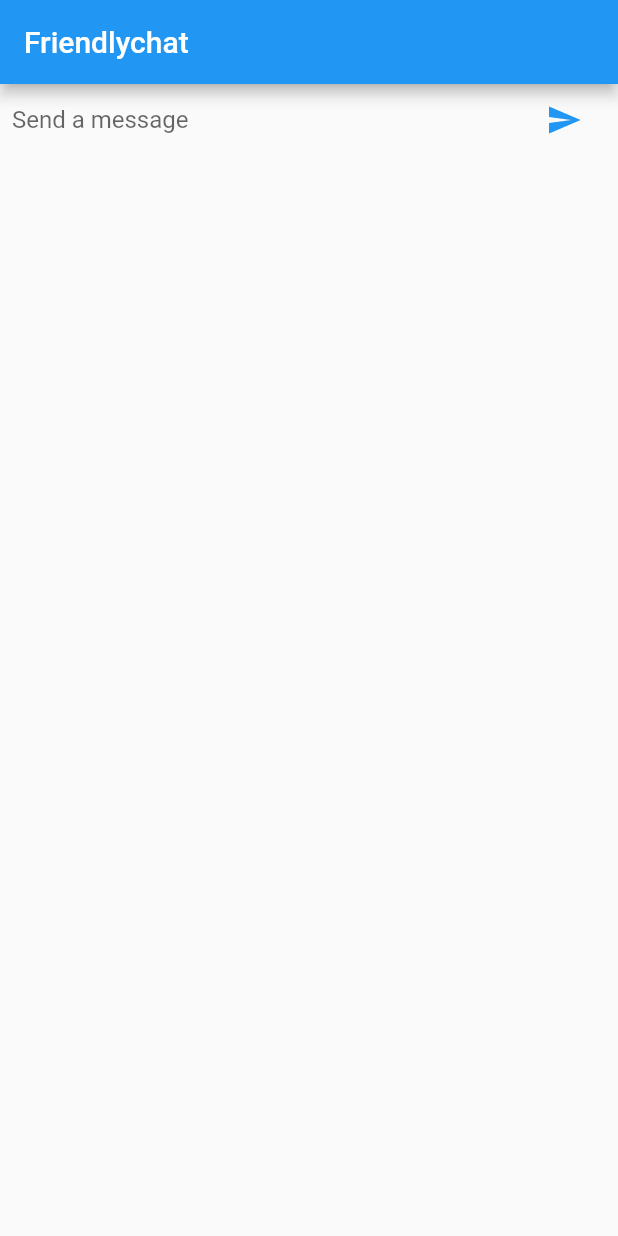
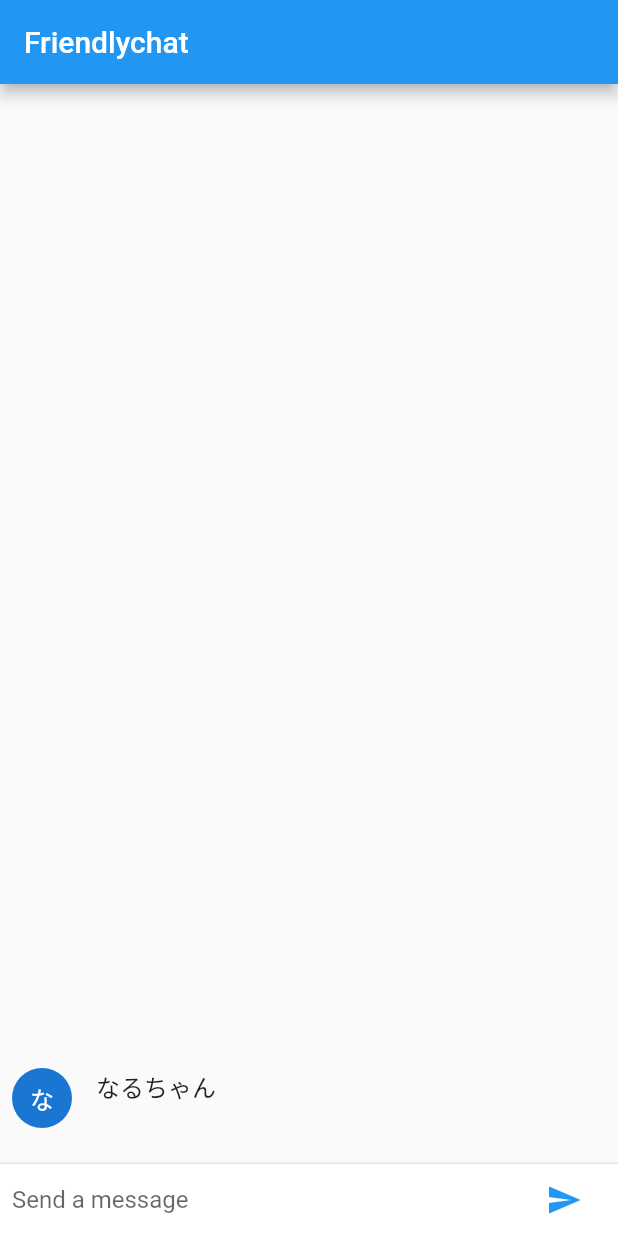
Before and after one commit to Naruse-Kazuki/ChatApp, a Flutter app: the screen it shows after launch, after a tap on the "send" icon, on a phone screen of 412 x 824 dp. Run offline on Flutter 3.47's test engine with Material 2 defaults, Android fonts, the phone set to English and light mode, and no system bars.

Commit message:
createTextUI

```diff
--- a/lib/main.dart
+++ b/lib/main.dart
@@ -3,6 +3,8 @@ import 'package:flutter/material.dart';
 void main() {
   runApp(new FriendlyChatApp());
 }
+
+String _name = "なるちゃん";
 
 class FriendlyChatApp extends StatelessWidget {
   @override
@@ -14,19 +16,76 @@ class FriendlyChatApp extends StatelessWidget {
   }
 }
 
+class ChatMessage extends StatelessWidget {
+  ChatMessage({this.text});
+  final String text;
+  @override
+  Widget build(BuildContext context) {
+    return new Container(
+      margin: const EdgeInsets.symmetric(vertical: 10.0),
+      child: new Row(
+        crossAxisAlignment:  CrossAxisAlignment.start,
+        children: <Widget>[
+          new Container(
+            margin: const EdgeInsets.only(right: 16.0),
+            child: new CircleAvatar(child: new Text(_name[0])),
+          ),
+          new Column(
+            crossAxisAlignment: CrossAxisAlignment.start,
+            children: <Widget>[
+              new Text(_name, style: Theme.of(context).textTheme.subhead),
+              new Container(
+                margin: const EdgeInsets.only(top: 5.0),
+                child: new Text(text),
+              ),
+            ],
+          ),
+        ],
+      ),
+    );
+  }
+}
+
 class ChatScreen extends StatefulWidget {
   @override
   State createState() => new ChatScreenState();
 }
 
 class ChatScreenState extends State<ChatScreen> {
+  final List<ChatMessage> _messages = <ChatMessage>[];
   final TextEditingController _textController = new TextEditingController();
-  @override
+
+  void _handleSubmitted(String text) {
+    _textController.clear();
+    ChatMessage message = new ChatMessage(
+      text: text,
+    );
+    setState(() {
+      _messages.insert(0, message);
+    });
+  }
+
   Widget build(BuildContext context) {
     return new Scaffold(
       appBar: new AppBar(title: new Text("Friendlychat")),
-
-      body: _buildTextComposer(),
+      body: new Column(
+        children: <Widget>[
+          new Flexible(
+            child: new ListView.builder(
+              padding: new EdgeInsets.all(8.0),
+              reverse: true,
+              itemBuilder: (_, int index) => _messages[index],
+              itemCount: _messages.length,
+            ),
+          ),
+          new Divider(height: 1.0),
+          new Container(
+            decoration: new BoxDecoration(
+              color: Theme.of(context).cardColor),
+            child: _buildTextComposer(),
+          ),
+        ],
+      ),
     );
   }
   Widget _buildTextComposer() {
@@ -55,9 +114,6 @@ class ChatScreenState extends State<ChatScreen> {
         ),
       ),
     );
-  }
-  void _handleSubmitted(String text) {
-    _textController.clear();
   }
 }
 
```
